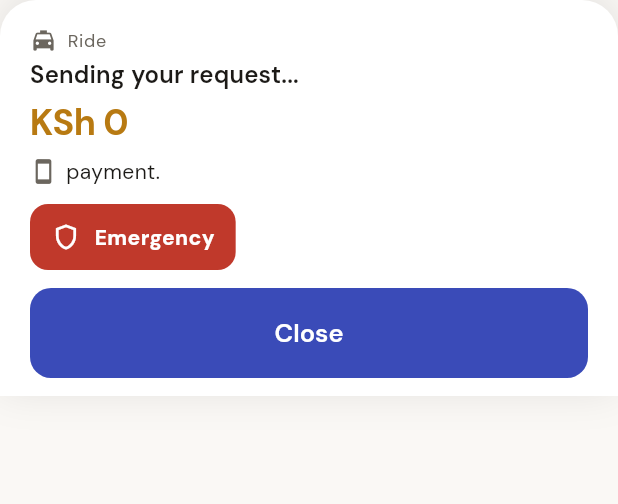
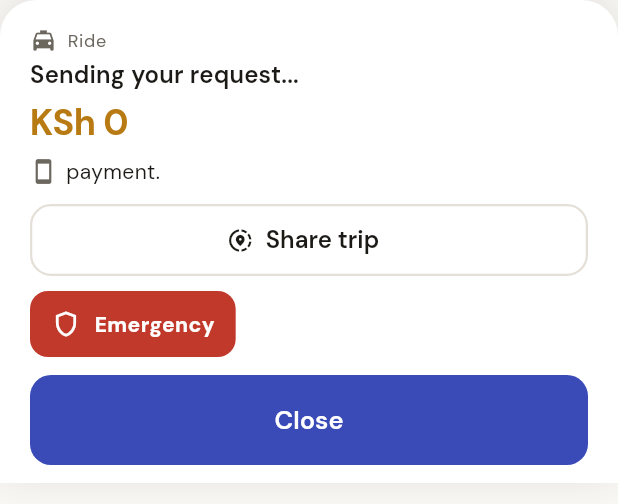
Before and after one commit to jatelo-technologies/kwema-ride-kenya, a Flutter app: the _ActiveTripPanel widget shown alone on an empty page, opened directly with empty values, on a phone screen of 412 x 824 dp. Shown: the top 504 px of the screen. Run offline on Flutter 3.47's test engine with Material 3 defaults, Android fonts, the phone set to English and light mode, and no system bars; our stand-ins replace dio, firebase_core, firebase_messaging, flutter_local_notifications, flutter_riverpod, flutter_secure_storage and 8 more; missing offline and left inert: flutter_webrtc; accounts and stored records are empty; network calls fail.

Commit message:
Driver app: Share trip button during a trip

```diff
--- a/mobile/lib/features/driver/driver_home_screen.dart
+++ b/mobile/lib/features/driver/driver_home_screen.dart
@@ -20,6 +20,7 @@ import '../../core/country_config.dart';
 import 'driver_controller.dart';
 import 'incoming_ride_modal.dart';
 import '../shared/contact_sheet.dart';
+import '../shared/share_trip_button.dart';
 import '../shared/sos_button.dart';
 import '../shared/rating_sheet.dart';
 import 'handover_sheet.dart';
@@ -804,6 +805,8 @@ class _ActiveTripPanel extends ConsumerWidget {
                 ),
                 const SizedBox(height: 10),
               ],
+              ShareTripButton(rideId: ride.id),
+              const SizedBox(height: 10),
               SosButton(rideId: ride.id, compact: true),
 
               const SizedBox(height: 12),
```
